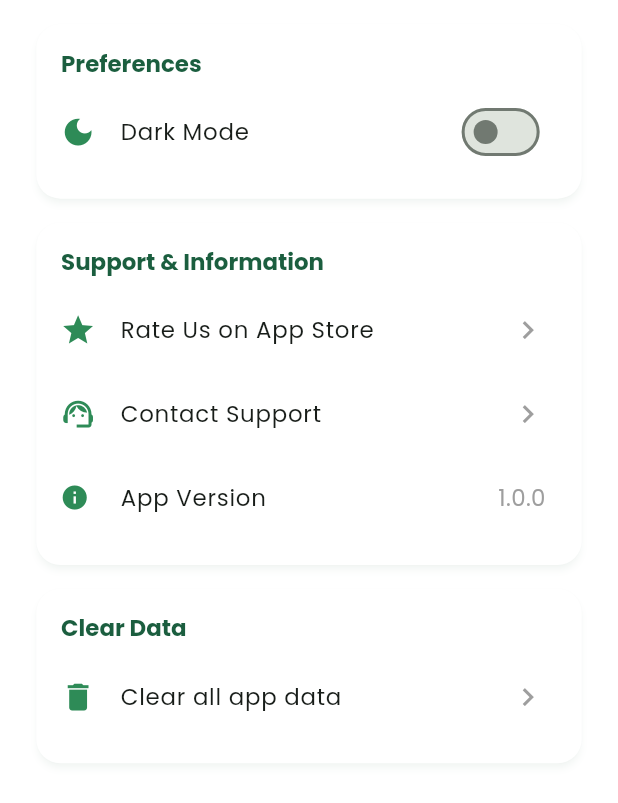
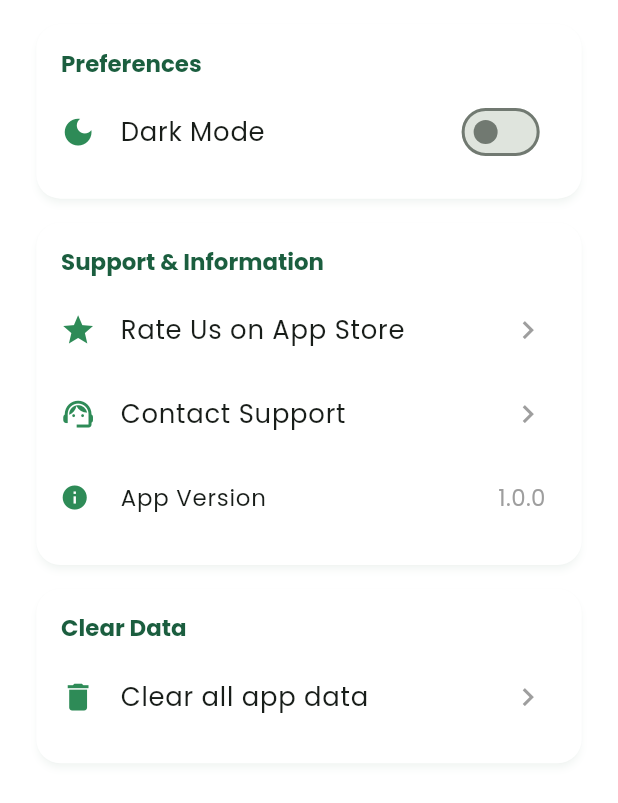
Before and after one commit to lakharasachin-qf/Reminder-App, a Flutter app: the SettingsPage widget shown alone on an empty page, opened directly, on a phone screen of 412 x 824 dp. Shown: the top 803 px of the screen. Run offline on Flutter 3.47's test engine with Material 3 defaults, Android fonts, the phone set to English and light mode, and no system bars; our stand-ins replace flutter_local_notifications, flutter_slidable, flutter_timezone, google_fonts, google_nav_bar, shared_preferences and 3 more; accounts and stored records are empty.

Commit message:
sizer added

```diff
--- a/lib/views/main_screens/calender_screen/CalenderScreenTodo.dart
+++ b/lib/views/main_screens/calender_screen/CalenderScreenTodo.dart
@@ -85,7 +85,7 @@ class _CalenderScreenState extends State<CalenderScreen> {
                                       style: TextStyle(
                                         color: AppColors.primary,
                                         fontWeight: FontWeight.bold,
-                                        fontSize: 16.sp,
+                                        fontSize: 18.sp,
                                       ),
                                     ),
                                   ),
@@ -122,12 +122,12 @@ class _CalenderScreenState extends State<CalenderScreen> {
                                       leftChevronIcon: Icon(
                                         Icons.arrow_left,
                                         color: AppColors.primary,
-                                        size: 18.sp,
+                                        size: 20.sp,
                                       ),
                                       rightChevronIcon: Icon(
                                         Icons.arrow_right,
                                         color: AppColors.primary,
-                                        size: 18.sp,
+                                        size: 20.sp,
                                       ),
                                     ),
                                     calendarStyle: CalendarStyle(
--- a/lib/views/main_screens/settings_screen/SettingsPage.dart
+++ b/lib/views/main_screens/settings_screen/SettingsPage.dart
@@ -123,7 +123,7 @@ class _SettingsPageState extends State<SettingsPage> {
     return SwitchListTile(
       title: Text(
         title,
-        style: Theme.of(context).textTheme.bodyLarge?.copyWith(fontSize: 16.sp),
+        style: Theme.of(context).textTheme.bodyLarge?.copyWith(fontSize: 17.sp),
       ),
       secondary: Icon(icon, color: AppColors.primary, size: 20.sp),
       value: value,
@@ -137,7 +137,7 @@ class _SettingsPageState extends State<SettingsPage> {
       leading: Icon(icon, color: AppColors.primary, size: 20.sp),
       title: Text(
         title,
-        style: Theme.of(context).textTheme.bodyLarge?.copyWith(fontSize: 16.sp),
+        style: Theme.of(context).textTheme.bodyLarge?.copyWith(fontSize: 17.sp),
       ),
       trailing: Icon(Icons.chevron_right, color: Colors.grey, size: 20.sp),
       onTap: onTap,
```
